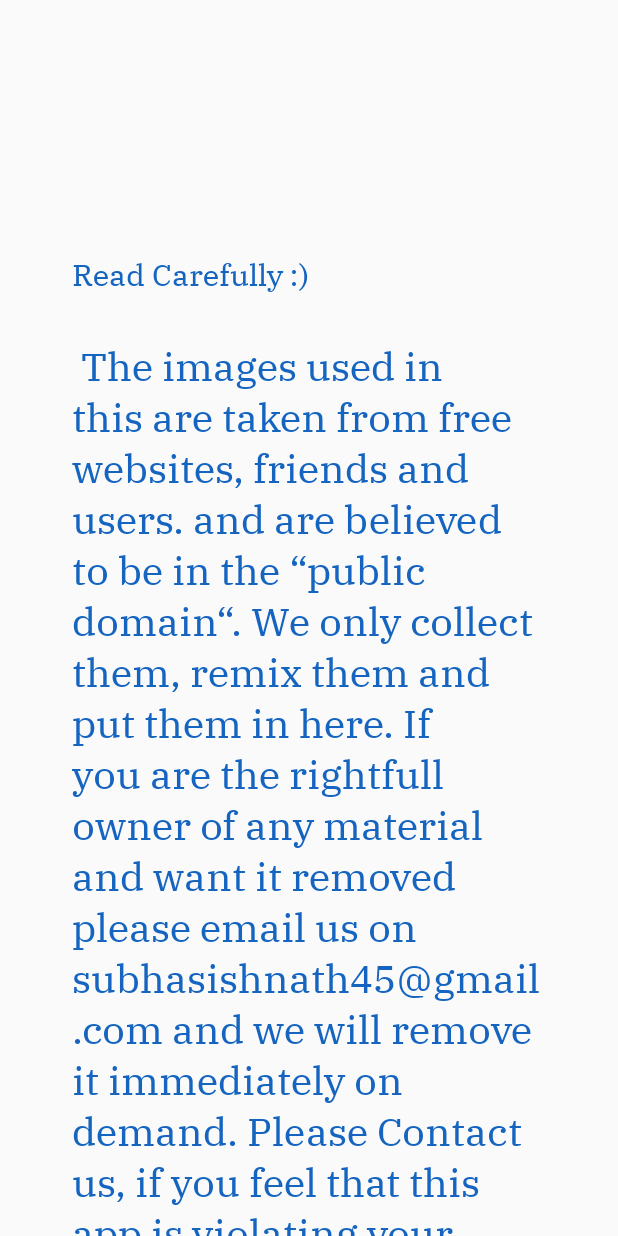
After one commit to subhasishnath45/Dice-n-Quotes, an Android app: the Disclaimer screen opened directly, with no data from a screen before it, on a phone screen of 412 x 824 dp. The commit adds this screen. Run offline under Robolectric (Android 15) with nearby library versions, the phone set to English and light mode, and no system bars; network calls fail.

Commit message:
commit 01

```diff
--- a/app/src/main/java/com/subhasishlive/recyclerviewexplanation/DetailsActivity.java
+++ b/app/src/main/java/com/subhasishlive/recyclerviewexplanation/DetailsActivity.java
@@ -145,7 +145,7 @@ public class DetailsActivity extends AppCompatActivity {
                         JSONObject detailsContentObj = response.getJSONObject("content");
                         String quoteDetailsString = detailsContentObj.getString("rendered");
                         String quoteDetailsStringTagExcluded = quoteDetailsString.replaceAll("\\<.*?\\>", "");
-                        quoteData.setText("" + quoteDetailsStringTagExcluded);
+                        quoteData.setText("" + quoteDetailsStringTagExcluded.replaceAll("&#8217;", "&#39;"));
 
                         JSONObject detailQuoteByObj = response.getJSONObject("excerpt");
                         String detailQuoteByString = detailQuoteByObj.getString("rendered");
--- /dev/null
+++ b/app/src/main/java/com/subhasishlive/recyclerviewexplanation/Disclaimer.java
@@ -0,0 +1,19 @@
+package com.subhasishlive.recyclerviewexplanation;
+
+import android.os.Bundle;
+import android.support.v7.app.AppCompatActivity;
+
+/**
+ * Created by SubhasishNath on 7/7/2018.
+ */
+
+public class Disclaimer extends AppCompatActivity {
+
+
+    @Override
+    protected void onCreate(Bundle savedInstanceState) {
+        super.onCreate(savedInstanceState);
+        setContentView(R.layout.disclaimer);
+    }
+
+}
--- a/app/src/main/java/com/subhasishlive/recyclerviewexplanation/RollDiceActivity.java
+++ b/app/src/main/java/com/subhasishlive/recyclerviewexplanation/RollDiceActivity.java
@@ -90,9 +90,9 @@ public class RollDiceActivity extends AppCompatActivity {
             }
         });
 
-        String imageUri = "http://subhasishlive.com/wp-content/uploads/2018/07/ic_splashlogo.png";
-        ImageView logoDC = (ImageView) findViewById(R.id.image_logo);
-        Picasso.with(this).load(imageUri).into(logoDC);
+//        String imageUri = "http://subhasishlive.com/wp-content/uploads/2018/07/ic_splashlogo.png";
+//        ImageView logoDC = (ImageView) findViewById(R.id.image_logo);
+//        Picasso.with(this).load(imageUri).into(logoDC);
 
 
 
--- a/app/src/main/res/layout/activity_details.xml
+++ b/app/src/main/res/layout/activity_details.xml
@@ -80,7 +80,9 @@
                 android:layout_width="match_parent"
                 android:layout_height="wrap_content"
                 android:id="@+id/quote_by"
+                android:fontFamily="@font/ibmplexserif_regular"
                 android:textSize="16sp"
+                android:textColor="#64b5f6"
                 android:text=""/>
         </LinearLayout>
     </android.support.v4.widget.NestedScrollView>
--- a/app/src/main/res/layout/activity_roll_dice.xml
+++ b/app/src/main/res/layout/activity_roll_dice.xml
@@ -17,8 +17,8 @@
 
     <ImageView
         android:id="@+id/image_logo"
-        android:layout_width="130dp"
-        android:layout_height="130dp"
+        android:layout_width="wrap_content"
+        android:layout_height="190dp"
         android:layout_marginBottom="8dp"
         android:layout_marginEnd="8dp"
         android:layout_marginStart="8dp"
@@ -27,7 +27,7 @@
         app:layout_constraintEnd_toEndOf="parent"
         app:layout_constraintStart_toStartOf="parent"
         app:layout_constraintTop_toTopOf="parent"
-        app:srcCompat="@drawable/ic_splashlogo" />
+        app:srcCompat="@drawable/ic_letsplay" />
 
 
     <ImageView
--- /dev/null
+++ b/app/src/main/res/layout/disclaimer.xml
@@ -0,0 +1,62 @@
+<?xml version="1.0" encoding="utf-8"?>
+<android.support.constraint.ConstraintLayout
+    xmlns:android="http://schemas.android.com/apk/res/android"
+    xmlns:app="http://schemas.android.com/apk/res-auto"
+    xmlns:tools="http://schemas.android.com/tools"
+    android:layout_width="match_parent"
+    android:layout_height="match_parent">
+    <android.support.v4.widget.NestedScrollView
+        xmlns:android="http://schemas.android.com/apk/res/android"
+        android:layout_width="match_parent"
+        android:layout_height="match_parent"
+        app:layout_behavior="@string/appbar_scrolling_view_behavior"
+        android:fillViewport="true">
+        <LinearLayout
+            android:layout_width="match_parent"
+            android:layout_height="match_parent"
+            android:orientation="vertical"
+            android:focusable="true"
+            android:focusableInTouchMode="true"
+            android:paddingTop="40dp"
+            android:paddingLeft="20dp"
+            android:paddingRight="20dp"
+            android:paddingBottom="20dp">
+    <TextView
+        android:id="@+id/disclaimerheading"
+        android:layout_width="match_parent"
+        android:layout_height="wrap_content"
+        android:layout_marginEnd="8dp"
+        android:layout_marginStart="8dp"
+        android:layout_marginTop="128dp"
+        android:fontFamily="@font/ibmplexserif_regular"
+        android:paddingLeft="20dp"
+        android:text="Read Carefully :)"
+        android:textColor="#1565c0"
+        android:textSize="20sp"
+        app:layout_constraintEnd_toEndOf="parent"
+        app:layout_constraintHorizontal_bias="0.0"
+        app:layout_constraintStart_toStartOf="parent"
+        app:layout_constraintTop_toTopOf="parent" />
+
+    <TextView
+        android:id="@+id/disclaimertxt"
+        android:layout_width="match_parent"
+        android:layout_height="wrap_content"
+        android:layout_marginBottom="8dp"
+        android:layout_marginEnd="8dp"
+        android:layout_marginStart="8dp"
+        android:layout_marginTop="8dp"
+        android:padding="20dp"
+        android:textSize="26sp"
+        android:textColor="#1565c0"
+        android:fontFamily="@font/ibmplexserif_regular"
+        android:text=" The images used in this are taken from free websites, friends and users. and are believed to be in the “public domain“. We only collect them, remix them and put them in here. If you are the rightfull owner of any material and want it removed please email us on subhasishnath45@gmail.com and we will remove it immediately on demand. Please Contact us, if you feel that this app is violating your copyright."
+        app:layout_constraintBottom_toBottomOf="parent"
+        app:layout_constraintEnd_toEndOf="parent"
+        app:layout_constraintHorizontal_bias="0.0"
+        app:layout_constraintStart_toStartOf="parent"
+        app:layout_constraintTop_toBottomOf="@+id/disclaimerheading"
+        app:layout_constraintVertical_bias="0.0" />
+        </LinearLayout>
+    </android.support.v4.widget.NestedScrollView>
+</android.support.constraint.ConstraintLayout>
--- a/app/src/main/res/layout/header.xml
+++ b/app/src/main/res/layout/header.xml
@@ -17,7 +17,7 @@
             android:layout_height="80dp"
             card_view:cardElevation="0dp"
             android:id="@+id/cardviewWrapper"
-            app:cardBackgroundColor="@android:color/transparent"
+            app:cardBackgroundColor="#2196f3"
             app:cardCornerRadius="50dp"
             android:layout_centerHorizontal="true">
             <ImageView
--- a/app/src/main/res/menu/menu_main.xml
+++ b/app/src/main/res/menu/menu_main.xml
@@ -18,5 +18,11 @@
 
         </item>
     </group>
+    <group android:id="@+id/group_drawermenu3"
+        android:checkableBehavior="single">
+        <item android:id="@+id/disclaimer"
+            android:title="Disclaimer">
 
+        </item>
+    </group>
 </menu>
```
Also changed, not shown: app/src/main/AndroidManifest.xml (+6 -1 lines), app/src/main/java/com/subhasishlive/recyclerviewexplanation/MainActivity.java (+8 -2 lines), app/src/main/res/drawable-xhdpi/ic_letsplay.png (added), app/src/main/res/drawable-xxxhdpi/ic_letsplay.png (added).
